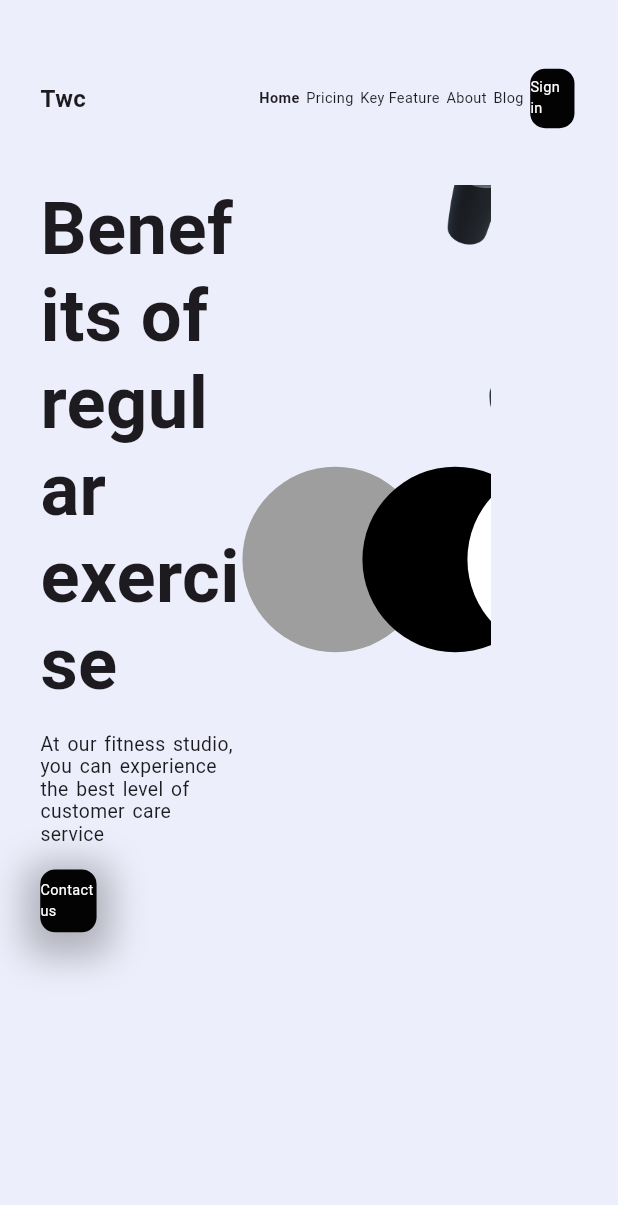
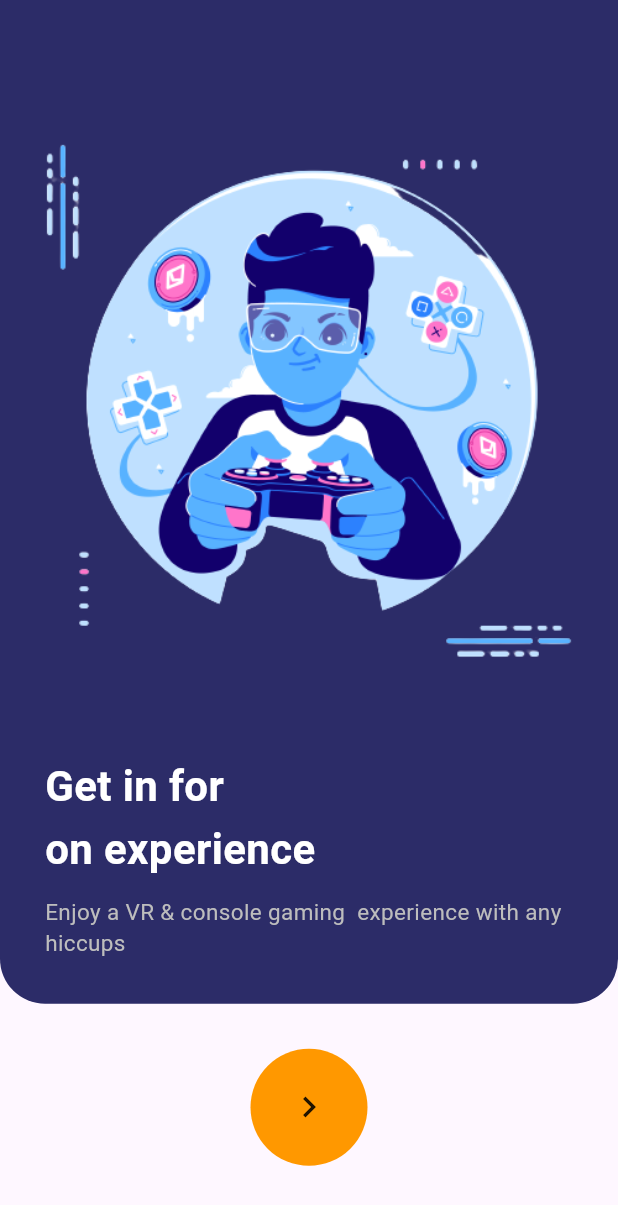
Before and after one commit to chrisokoriedev/30dayzui, a Flutter app: the screen it shows after launch, on a phone screen of 412 x 824 dp. Shown: the top 1205 px of the screen. Run offline on Flutter 3.47's test engine with Material 2 defaults, Android fonts, the phone set to English and light mode, and no system bars; our stand-ins replace flutter_screenutil, gap.

Commit message:
updates walkthroguh

```diff
--- /dev/null
+++ b/lib/day_5/walkthrough.dart
@@ -0,0 +1,87 @@
+import 'package:flutter/material.dart';
+import 'package:gap/gap.dart';
+
+class Walkthrough extends StatefulWidget {
+  const Walkthrough({Key? key}) : super(key: key);
+
+  @override
+  State<Walkthrough> createState() => _WalkthroughState();
+}
+
+class _WalkthroughState extends State<Walkthrough> {
+  final PageController controller = PageController();
+
+  @override
+  Widget build(BuildContext context) {
+    return Scaffold(
+      body: SingleChildScrollView(
+        child: Column(
+          children: [
+            SizedBox(
+              height: MediaQuery.of(context).size.height * 0.8+10,
+              child: PageView(
+                children: [
+                  buildContainer('assets/1.png', 'Get in for \non experience',
+                      const Color(0xff2c2c68)),
+                  buildContainer(
+                      'assets/2.jpg',
+                      'Enjoy the best\ncustomer experience',
+                      const Color(0xff381d14)),
+                ],
+              ),
+            ),
+            const Gap(30),
+            Container(
+              padding: const EdgeInsets.all(25),
+              decoration:
+                  const BoxDecoration(shape: BoxShape.circle, color: Colors.orange),
+              child: const Icon(Icons.keyboard_arrow_right,size: 28,),
+            )
+          ],
+        ),
+      ),
+    );
+  }
+
+  Container buildContainer(String image, String title, Color color) {
+    return Container(
+      decoration: BoxDecoration(
+          color: color,
+          borderRadius:
+              const BorderRadius.vertical(bottom: Radius.circular(30))),
+      child: Column(
+        mainAxisAlignment: MainAxisAlignment.end,
+        children: [
+          Image.asset(
+            image,
+            fit: BoxFit.cover,
+          ),
+          Padding(
+            padding: const EdgeInsets.all(30.0),
+            child: Column(
+              crossAxisAlignment: CrossAxisAlignment.start,
+              children: [
+                Text(
+                  title,
+                  style: const TextStyle(
+                      fontSize: 28,
+                      height: 1.5,
+                      fontWeight: FontWeight.w600,
+                      color: Colors.white),
+                ),
+                const Gap(10),
+                Text(
+                  'Enjoy a VR & console gaming  experience with any hiccups',
+                  style: TextStyle(
+                      fontSize: 15,
+                      fontWeight: FontWeight.w400,
+                      color: Colors.grey[400]),
+                ),
+              ],
+            ),
+          )
+        ],
+      ),
+    );
+  }
+}
--- a/lib/main.dart
+++ b/lib/main.dart
@@ -1,6 +1,6 @@
 import 'package:flutter/material.dart';
 import 'package:flutter_screenutil/flutter_screenutil.dart';
-import 'package:untitled2/day_4/web_home_page.dart';
+import 'package:untitled2/day_5/walkthrough.dart';
 
 void main() {
   runApp(const MyApp());
@@ -13,7 +13,7 @@ class MyApp extends StatelessWidget {
   Widget build(BuildContext context) {
     return ScreenUtilInit(
         useInheritedMediaQuery: true,
-        designSize: const Size(768, 1080),
+        designSize: const Size(360, 690),
         minTextAdapt: true,
         splitScreenMode: true,
         builder: (context, child) {
@@ -24,7 +24,7 @@ class MyApp extends StatelessWidget {
               colorScheme: ColorScheme.fromSeed(seedColor: Colors.deepPurple),
               useMaterial3: true,
             ),
-            home: const WebHomePage(),
+            home: const Walkthrough(),
           );
         });
   }
--- a/pubspec.yaml
+++ b/pubspec.yaml
@@ -37,6 +37,8 @@ dependencies:
   cupertino_icons: ^1.0.2
   gap:
   flutter_screenutil:
+  palette_generator: ^0.3.0
+  smooth_page_indicator:
 
 dev_dependencies:
   flutter_test:
```
Also changed, not shown: assets/1.png (added), assets/2.jpg (added), assets/3.jpg (added), pubspec.lock.
